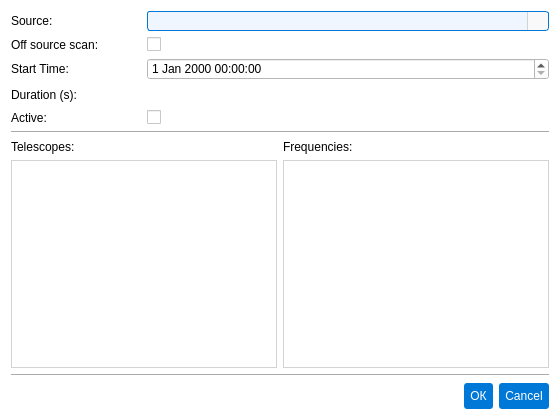
Before: the Qt Designer form pastrocore/gui_pyside/dialog_editor_scan.ui in Torward1024/pAstroCORE, drawn with Qt 5.
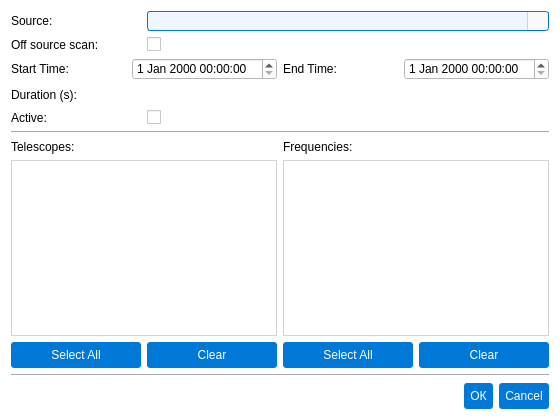
After: the same form once the commit is applied. Icons and pictures are not drawn.

```diff
--- a/pastrocore/gui_pyside/dialog_editor_scan.ui
+++ b/pastrocore/gui_pyside/dialog_editor_scan.ui
@@ -45,7 +45,82 @@
    <bool>true</bool>
   </property>
   <layout class="QGridLayout" name="gridLayout">
-   <item row="19" column="0" colspan="4">
+   <item row="2" column="0">
+    <widget class="QLabel" name="lbl_offsource">
+     <property name="text">
+      <string>Off source scan:</string>
+     </property>
+    </widget>
+   </item>
+   <item row="10" column="0" colspan="4">
+    <widget class="Line" name="line">
+     <property name="orientation">
+      <enum>Qt::Orientation::Horizontal</enum>
+     </property>
+    </widget>
+   </item>
+   <item row="8" column="1" colspan="3">
+    <widget class="QLineEdit" name="durationEdit">
+     <property name="styleSheet">
+      <string notr="true">QLineEdit {
+    font-family: Arial;
+    font-size: 9pt;
+    color: #333333;
+    padding: 1px;
+    border-radius: 3px;
+}
+QLineEdit[readOnly=&quot;true&quot;] {
+    border: 1px solid #d3d3d3;
+    background-color: #f9f9f9;
+}
+QLineEdit[readOnly=&quot;false&quot;] {
+    border: 1px solid #0078d7;
+    background-color: #f0f6ff;
+}
+QLineEdit[readOnly=&quot;false&quot;]:hover {
+    border: 1px solid #1a8cff;
+}
+QLineEdit[readOnly=&quot;false&quot;]:focus {
+    border: 1px solid #005bb5;
+    background-color: #ffffff;
+}</string>
+     </property>
+     <property name="inputMask">
+      <string notr="true"/>
+     </property>
+     <property name="text">
+      <string notr="true"/>
+     </property>
+     <property name="maxLength">
+      <number>999999999</number>
+     </property>
+     <property name="placeholderText">
+      <string notr="true"/>
+     </property>
+    </widget>
+   </item>
+   <item row="9" column="1">
+    <widget class="QCheckBox" name="chk_active">
+     <property name="text">
+      <string/>
+     </property>
+    </widget>
+   </item>
+   <item row="2" column="1">
+    <widget class="QCheckBox" name="chk_offsource">
+     <property name="text">
+      <string/>
+     </property>
+    </widget>
+   </item>
+   <item row="20" column="0" colspan="4">
+    <widget class="Line" name="line_2">
+     <property name="orientation">
+      <enum>Qt::Orientation::Horizontal</enum>
+     </property>
+    </widget>
+   </item>
+   <item row="21" column="0" colspan="4">
     <layout class="QHBoxLayout" name="horizontalLayout">
      <item>
       <spacer name="horizontalSpacer">
@@ -122,123 +197,81 @@
      </item>
     </layout>
    </item>
-   <item row="2" column="1">
-    <widget class="QCheckBox" name="chk_offsource">
-     <property name="text">
-      <string/>
-     </property>
-    </widget>
-   </item>
-   <item row="8" column="0" colspan="4">
-    <widget class="Line" name="line">
-     <property name="orientation">
-      <enum>Qt::Orientation::Horizontal</enum>
-     </property>
-    </widget>
-   </item>
-   <item row="3" column="1" colspan="3">
-    <widget class="QDateTimeEdit" name="startTimeEdit">
-     <property name="styleSheet">
-      <string notr="true">/* Base style for QDoubleSpinBox */
-QDateTime {
-    font-family: Arial;
-    font-size: 9pt;
-    color: #333333;
-    padding: 1px;
-    padding-right: 20px;
-    border-radius: 3px;
-    background-color: #f9f9f9; /* Matches readOnly QLineEdit background */
-    border: 1px solid #d3d3d3; /* Matches readOnly QLineEdit border */
-}
-
-/* Editable state */
-QDateTime:editable {
-    background-color: #f0f6ff; /* Matches editable QComboBox background */
-    border: 1px solid #0078d7; /* Matches editable QComboBox border */
-}
-
-/* Editable hover state */
-QDateTime:editable:hover {
-    border: 1px solid #1a8cff; /* Matches editable QComboBox:hover border */
-}
-
-/* Editable focus state */
-QDoubleSpinBox:editable:focus {
-    border: 1px solid #005bb5; /* Matches editable QComboBox:focus border */
-    background-color: #ffffff; /* Matches editable QComboBox:focus background */
-}
-
-/* Non-editable state */
-QDateTime:!editable {
-    background-color: #f0f6ff; /* Matches non-editable QComboBox background */
-    border: 1px solid #0078d7; /* Matches non-editable QComboBox border */
-}
-
-/* Non-editable hover state */
-QDateTime:!editable:hover {
-    border: 1px solid #1a8cff; /* Matches non-editable QComboBox:hover border */
-}
-
-/* Non-editable focus state */
-QDateTime:!editable:focus {
-    border: 1px solid #005bb5; /* Matches non-editable QComboBox:focus border */
-    background-color: #ffffff; /* Matches non-editable QComboBox:focus background */
-}
-
-/* Styling for up/down buttons */
-QDateTime::up-button, QDateTime::down-button {
-    subcontrol-origin: padding;
-    width: 20px;
-    border-left: 1px solid #d3d3d3; /* Visual separation like QComboBox drop-down */
-    background-color: #f9f9f9; /* Matches QComboBox drop-down background */
-}
-/* Hover state for up/down buttons */
-QDateTime::up-button:hover, QDoubleSpinBox::down-button:hover {
-    background-color: #0078d7; /* Matches QComboBox drop-down:hover */
-}
-
-/* Up arrow styling */
-QDateTime::up-arrow {
-    width: 12px;
-    height: 12px;
-    image: url(:/icons/up_arrow_icon.svg); /* Ensure this icon exists */
-}
-/* Down arrow styling */
-QDateTime::down-arrow {
-    width: 12px;
-    height: 12px;
-    image: url(:/icons/down_arrow_icon.svg); /* Matches QComboBox down-arrow */
-}</string>
-     </property>
-     <property name="minimumDateTime">
-      <datetime>
-       <hour>0</hour>
-       <minute>0</minute>
-       <second>0</second>
-       <year>2000</year>
-       <month>1</month>
-       <day>1</day>
-      </datetime>
-     </property>
-    </widget>
-   </item>
-   <item row="3" column="0">
-    <widget class="QLabel" name="labelStartTime">
-     <property name="text">
-      <string>Start Time:</string>
-     </property>
-    </widget>
-   </item>
-   <item row="7" column="0">
-    <widget class="QLabel" name="lbl_active">
-     <property name="text">
-      <string>Active:</string>
-     </property>
-    </widget>
-   </item>
-   <item row="14" column="0" colspan="4">
+   <item row="16" column="0" colspan="4">
     <layout class="QGridLayout" name="gridLayout_2">
-     <item row="1" column="0">
+     <item row="2" column="1">
+      <widget class="QPushButton" name="btnClearAllTelescopes">
+       <property name="styleSheet">
+        <string notr="true">QPushButton {
+    background-color: #0078d7;
+    color: #ffffff;
+    padding: 6px;
+    border-radius: 3px;
+    border: none;
+}
+QPushButton:hover {
+    background-color: #1a8cff; /* Светлее при наведении */
+}
+QPushButton:pressed {
+    background-color: #005bb5; /* Темнее при нажатии */
+    padding-top: 7px; /* Легкое смещение вниз для эффекта &quot;продавливания&quot; */
+    padding-bottom: 5px;
+}</string>
+       </property>
+       <property name="text">
+        <string>Clear</string>
+       </property>
+      </widget>
+     </item>
+     <item row="2" column="3">
+      <widget class="QPushButton" name="btnSelectAllFrequencies">
+       <property name="styleSheet">
+        <string notr="true">QPushButton {
+    background-color: #0078d7;
+    color: #ffffff;
+    padding: 6px;
+    border-radius: 3px;
+    border: none;
+}
+QPushButton:hover {
+    background-color: #1a8cff; /* Светлее при наведении */
+}
+QPushButton:pressed {
+    background-color: #005bb5; /* Темнее при нажатии */
+    padding-top: 7px; /* Легкое смещение вниз для эффекта &quot;продавливания&quot; */
+    padding-bottom: 5px;
+}</string>
+       </property>
+       <property name="text">
+        <string>Select All</string>
+       </property>
+      </widget>
+     </item>
+     <item row="2" column="0">
+      <widget class="QPushButton" name="btnSelectAllTelescopes">
+       <property name="styleSheet">
+        <string notr="true">QPushButton {
+    background-color: #0078d7;
+    color: #ffffff;
+    padding: 6px;
+    border-radius: 3px;
+    border: none;
+}
+QPushButton:hover {
+    background-color: #1a8cff; /* Светлее при наведении */
+}
+QPushButton:pressed {
+    background-color: #005bb5; /* Темнее при нажатии */
+    padding-top: 7px; /* Легкое смещение вниз для эффекта &quot;продавливания&quot; */
+    padding-bottom: 5px;
+}</string>
+       </property>
+       <property name="text">
+        <string>Select All</string>
+       </property>
+      </widget>
+     </item>
+     <item row="1" column="0" colspan="2">
       <widget class="QTableView" name="tab_telescopes">
        <property name="styleSheet">
         <string notr="true">/* QTableView and QHeaderView styles for pAstroCORE */
@@ -305,14 +338,38 @@
        </property>
       </widget>
      </item>
-     <item row="0" column="0">
+     <item row="0" column="0" colspan="2">
       <widget class="QLabel" name="label">
        <property name="text">
         <string>&lt;html&gt;&lt;head/&gt;&lt;body&gt;&lt;p&gt;Telescopes:&lt;/p&gt;&lt;/body&gt;&lt;/html&gt;</string>
        </property>
       </widget>
      </item>
-     <item row="1" column="1">
+     <item row="2" column="4">
+      <widget class="QPushButton" name="btnClearAllFrequencies">
+       <property name="styleSheet">
+        <string notr="true">QPushButton {
+    background-color: #0078d7;
+    color: #ffffff;
+    padding: 6px;
+    border-radius: 3px;
+    border: none;
+}
+QPushButton:hover {
+    background-color: #1a8cff; /* Светлее при наведении */
+}
+QPushButton:pressed {
+    background-color: #005bb5; /* Темнее при нажатии */
+    padding-top: 7px; /* Легкое смещение вниз для эффекта &quot;продавливания&quot; */
+    padding-bottom: 5px;
+}</string>
+       </property>
+       <property name="text">
+        <string>Clear</string>
+       </property>
+      </widget>
+     </item>
+     <item row="1" column="3" colspan="2">
       <widget class="QTableView" name="tab_frequencies">
        <property name="styleSheet">
         <string notr="true">/* QTableView and QHeaderView styles for pAstroCORE */
@@ -371,7 +428,7 @@
        </property>
       </widget>
      </item>
-     <item row="0" column="1">
+     <item row="0" column="3" colspan="2">
       <widget class="QLabel" name="label_2">
        <property name="text">
         <string>&lt;html&gt;&lt;head/&gt;&lt;body&gt;&lt;p&gt;Frequencies:&lt;/p&gt;&lt;/body&gt;&lt;/html&gt;</string>
@@ -380,10 +437,10 @@
      </item>
     </layout>
    </item>
-   <item row="7" column="1">
-    <widget class="QCheckBox" name="chk_active">
+   <item row="8" column="0">
+    <widget class="QLabel" name="labelDuration">
      <property name="text">
-      <string/>
+      <string>Duration (s):</string>
      </property>
     </widget>
    </item>
@@ -394,57 +451,10 @@
      </property>
     </widget>
    </item>
-   <item row="6" column="0">
-    <widget class="QLabel" name="labelDuration">
+   <item row="9" column="0">
+    <widget class="QLabel" name="lbl_active">
      <property name="text">
-      <string>Duration (s):</string>
-     </property>
-    </widget>
-   </item>
-   <item row="2" column="0">
-    <widget class="QLabel" name="lbl_offsource">
-     <property name="text">
-      <string>Off source scan:</string>
-     </property>
-    </widget>
-   </item>
-   <item row="6" column="1" colspan="3">
-    <widget class="QLineEdit" name="durationEdit">
-     <property name="styleSheet">
-      <string notr="true">QLineEdit {
-    font-family: Arial;
-    font-size: 9pt;
-    color: #333333;
-    padding: 1px;
-    border-radius: 3px;
-}
-QLineEdit[readOnly=&quot;true&quot;] {
-    border: 1px solid #d3d3d3;
-    background-color: #f9f9f9;
-}
-QLineEdit[readOnly=&quot;false&quot;] {
-    border: 1px solid #0078d7;
-    background-color: #f0f6ff;
-}
-QLineEdit[readOnly=&quot;false&quot;]:hover {
-    border: 1px solid #1a8cff;
-}
-QLineEdit[readOnly=&quot;false&quot;]:focus {
-    border: 1px solid #005bb5;
-    background-color: #ffffff;
-}</string>
-     </property>
-     <property name="inputMask">
-      <string notr="true"/>
-     </property>
-     <property name="text">
-      <string notr="true"/>
-     </property>
-     <property name="maxLength">
-      <number>999999999</number>
-     </property>
-     <property name="placeholderText">
-      <string notr="true"/>
+      <string>Active:</string>
      </property>
     </widget>
    </item>
@@ -533,12 +543,185 @@
      </property>
     </widget>
    </item>
-   <item row="18" column="0" colspan="4">
-    <widget class="Line" name="line_2">
-     <property name="orientation">
-      <enum>Qt::Orientation::Horizontal</enum>
-     </property>
-    </widget>
+   <item row="4" column="0" rowspan="2" colspan="4">
+    <layout class="QHBoxLayout" name="horizontalLayout_2">
+     <item>
+      <widget class="QLabel" name="labelStartTime">
+       <property name="text">
+        <string>Start Time:</string>
+       </property>
+      </widget>
+     </item>
+     <item>
+      <widget class="QDateTimeEdit" name="startTimeEdit">
+       <property name="styleSheet">
+        <string notr="true">/* Base style for QDoubleSpinBox */
+QDateTime {
+    font-family: Arial;
+    font-size: 9pt;
+    color: #333333;
+    padding: 1px;
+    padding-right: 20px;
+    border-radius: 3px;
+    background-color: #f9f9f9; /* Matches readOnly QLineEdit background */
+    border: 1px solid #d3d3d3; /* Matches readOnly QLineEdit border */
+}
+
+/* Editable state */
+QDateTime:editable {
+    background-color: #f0f6ff; /* Matches editable QComboBox background */
+    border: 1px solid #0078d7; /* Matches editable QComboBox border */
+}
+
+/* Editable hover state */
+QDateTime:editable:hover {
+    border: 1px solid #1a8cff; /* Matches editable QComboBox:hover border */
+}
+
+/* Editable focus state */
+QDateTime:editable:focus {
+    border: 1px solid #005bb5; /* Matches editable QComboBox:focus border */
+    background-color: #ffffff; /* Matches editable QComboBox:focus background */
+}
+
+/* Non-editable state */
+QDateTime:!editable {
+    background-color: #f0f6ff; /* Matches non-editable QComboBox background */
+    border: 1px solid #0078d7; /* Matches non-editable QComboBox border */
+}
+
+/* Non-editable hover state */
+QDateTime:!editable:hover {
+    border: 1px solid #1a8cff; /* Matches non-editable QComboBox:hover border */
+}
+
+/* Non-editable focus state */
+QDateTime:!editable:focus {
+    border: 1px solid #005bb5; /* Matches non-editable QComboBox:focus border */
+    background-color: #ffffff; /* Matches non-editable QComboBox:focus background */
+}
+
+/* Styling for up/down buttons */
+QDateTime::up-button, QDateTime::down-button {
+    subcontrol-origin: padding;
+    width: 20px;
+    border-left: 1px solid #d3d3d3; /* Visual separation like QComboBox drop-down */
+    background-color: #f9f9f9; /* Matches QComboBox drop-down background */
+}
+/* Hover state for up/down buttons */
+QDateTime::up-button:hover, QDateTime::down-button:hover {
+    background-color: #0078d7; /* Matches QComboBox drop-down:hover */
+}
+
+/* Up arrow styling */
+QDateTime::up-arrow {
+    width: 12px;
+    height: 12px;
+    image: url(:/icons/up_arrow_icon.svg); /* Ensure this icon exists */
+}
+/* Down arrow styling */
+QDateTime::down-arrow {
+    width: 12px;
+    height: 12px;
+    image: url(:/icons/down_arrow_icon.svg); /* Matches QComboBox down-arrow */
+}</string>
+       </property>
+       <property name="minimumDateTime">
+        <datetime>
+         <hour>0</hour>
+         <minute>0</minute>
+         <second>0</second>
+         <year>2000</year>
+         <month>1</month>
+         <day>1</day>
+        </datetime>
+       </property>
+      </widget>
+     </item>
+     <item>
+      <widget class="QLabel" name="labelEndTime">
+       <property name="text">
+        <string>End Time:</string>
+       </property>
+      </widget>
+     </item>
+     <item>
+      <widget class="QDateTimeEdit" name="endTimeEdit">
+       <property name="styleSheet">
+        <string notr="true">/* Base style for QDoubleSpinBox */
+QDateTime {
+    font-family: Arial;
+    font-size: 9pt;
+    color: #333333;
+    padding: 1px;
+    padding-right: 20px;
+    border-radius: 3px;
+    background-color: #f9f9f9; /* Matches readOnly QLineEdit background */
+    border: 1px solid #d3d3d3; /* Matches readOnly QLineEdit border */
+}
+
+/* Editable state */
+QDateTime:editable {
+    background-color: #f0f6ff; /* Matches editable QComboBox background */
+    border: 1px solid #0078d7; /* Matches editable QComboBox border */
+}
+
+/* Editable hover state */
+QDateTime:editable:hover {
+    border: 1px solid #1a8cff; /* Matches editable QComboBox:hover border */
+}
+
+/* Editable focus state */
+QDateTime:editable:focus {
+    border: 1px solid #005bb5; /* Matches editable QComboBox:focus border */
+    background-color: #ffffff; /* Matches editable QComboBox:focus background */
+}
+
+/* Non-editable state */
+QDateTime:!editable {
+    background-color: #f0f6ff; /* Matches non-editable QComboBox background */
+    border: 1px solid #0078d7; /* Matches non-editable QComboBox border */
+}
+
+/* Non-editable hover state */
+QDateTime:!editable:hover {
+    border: 1px solid #1a8cff; /* Matches non-editable QComboBox:hover border */
+}
+
+/* Non-editable focus state */
+QDateTime:!editable:focus {
+    border: 1px solid #005bb5; /* Matches non-editable QComboBox:focus border */
+    background-color: #ffffff; /* Matches non-editable QComboBox:focus background */
+}
+
+/* Styling for up/down buttons */
+QDateTime::up-button, QDateTime::down-button {
+    subcontrol-origin: padding;
+    width: 20px;
+    border-left: 1px solid #d3d3d3; /* Visual separation like QComboBox drop-down */
+    background-color: #f9f9f9; /* Matches QComboBox drop-down background */
+}
+/* Hover state for up/down buttons */
+QDateTime::up-button:hover, QDateTime::down-button:hover {
+    background-color: #0078d7; /* Matches QComboBox drop-down:hover */
+}
+
+/* Up arrow styling */
+QDateTime::up-arrow {
+    width: 12px;
+    height: 12px;
+    image: url(:/icons/up_arrow_icon.svg); /* Ensure this icon exists */
+}
+/* Down arrow styling */
+QDateTime::down-arrow {
+    width: 12px;
+    height: 12px;
+    image: url(:/icons/down_arrow_icon.svg); /* Matches QComboBox down-arrow */
+}</string>
+       </property>
+      </widget>
+     </item>
+    </layout>
    </item>
   </layout>
  </widget>
```
